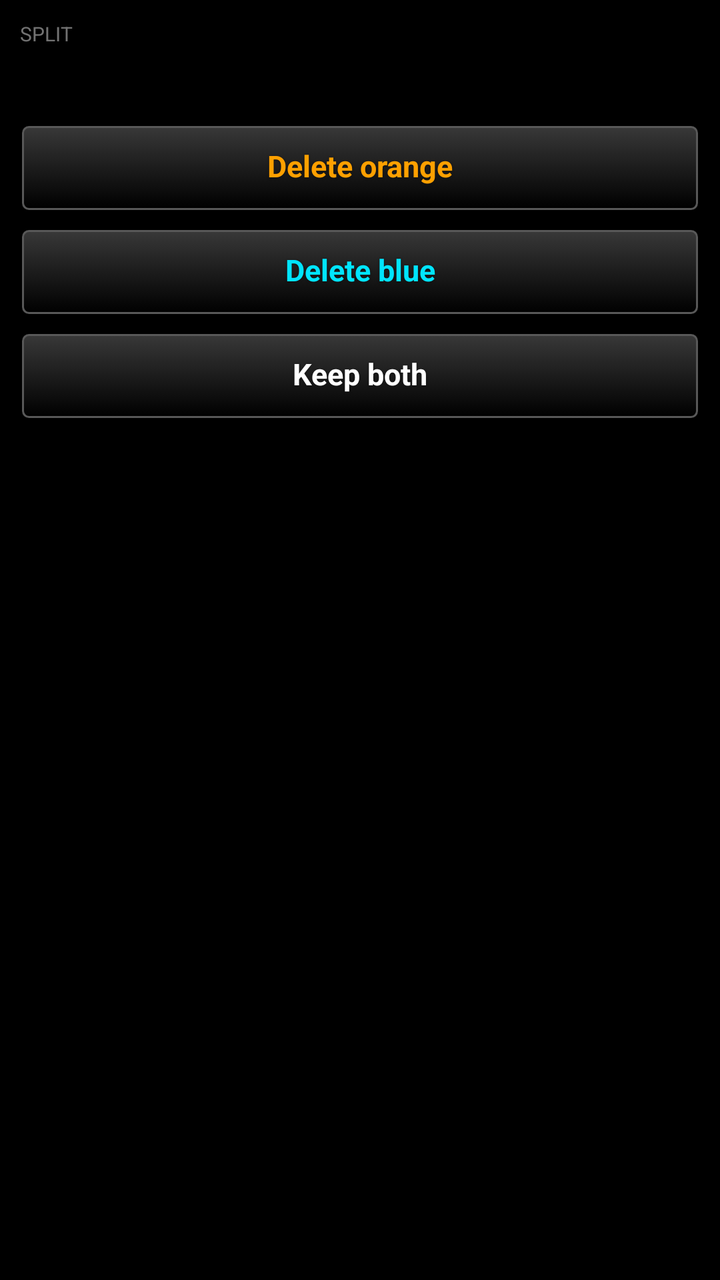
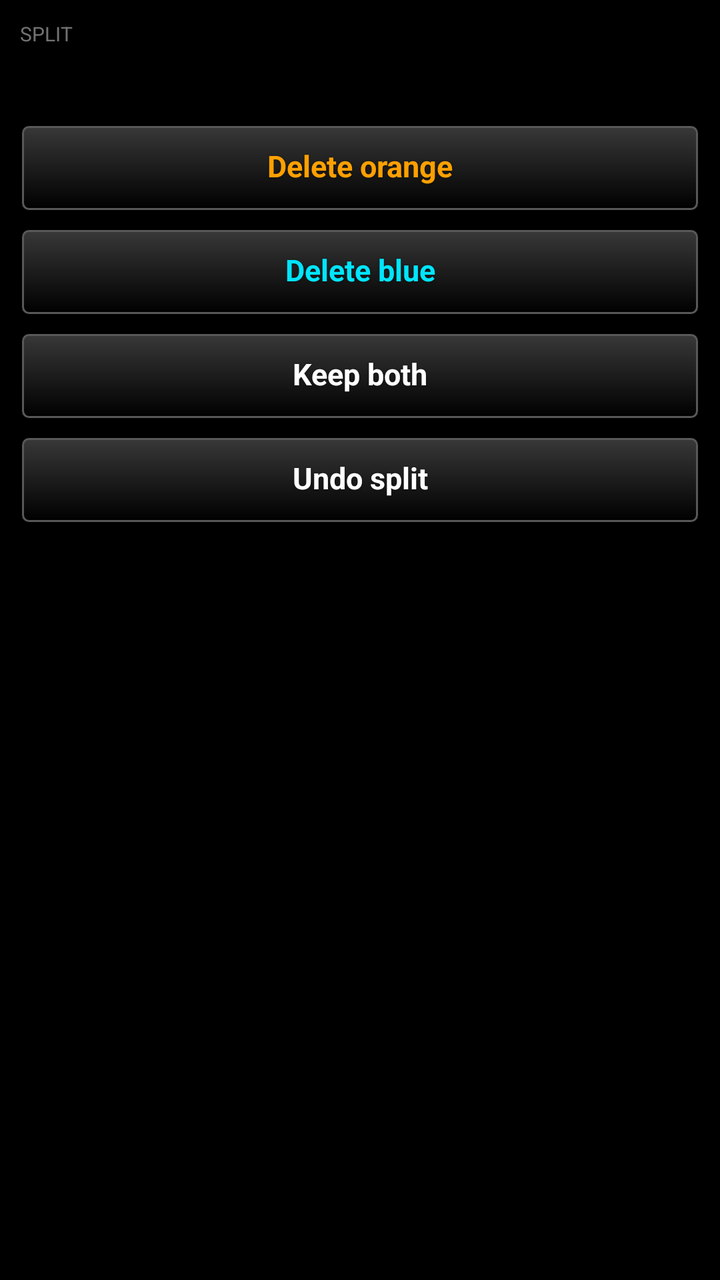

The first picture is an Android layout as it rendered before a commit; the second is the same layout after the commit. The layout source and the unified diff follow.
<!-- AndroidManifest.xml: application theme AppTheme -->
<!-- res/layout/cut_result.xml -->
<?xml version="1.0" encoding="utf-8"?>
<LinearLayout xmlns:android="http://schemas.android.com/apk/res/android"
    android:layout_width="match_parent"
    android:layout_height="match_parent"
    android:orientation="vertical"
    android:padding="10dp">

    <TextView
        android:layout_width="match_parent"
        android:layout_height="wrap_content"
        android:text="@string/cut_done_title"
        android:textSize="10sp"
        android:textAllCaps="true"
        android:alpha="0.6"
        android:paddingBottom="6dp" />

    <TextView
        android:id="@+id/cut_message"
        android:layout_width="match_parent"
        android:layout_height="wrap_content"
        android:textSize="15sp"
        android:textColor="@color/white"
        android:paddingBottom="12dp" />

    <Button
        android:id="@+id/cut_delete_first"
        style="@style/TakwerxButton"
        android:layout_width="match_parent"
        android:layout_height="wrap_content"
        android:layout_marginBottom="8dp"
        android:textColor="#FFFFA000"
        android:text="@string/cut_delete_first" />

    <Button
        android:id="@+id/cut_delete_second"
        style="@style/TakwerxButton"
        android:layout_width="match_parent"
        android:layout_height="wrap_content"
        android:layout_marginBottom="8dp"
        android:textColor="#FF00E5FF"
        android:text="@string/cut_delete_second" />

    <Button
        android:id="@+id/cut_keep_both"
        style="@style/TakwerxButton"
        android:layout_width="match_parent"
        android:layout_height="wrap_content"
        android:text="@string/cut_keep_both" />
</LinearLayout>
<!-- resources referenced by this layout -->
<resources>
  <color name="white">#ffffff</color>
  <string name="cut_delete_first">Delete orange</string>
  <string name="cut_delete_second">Delete blue</string>
  <string name="cut_done_title">Split</string>
  <string name="cut_keep_both">Keep both</string>
  <style name="TakwerxButton" parent="@style/darkButton">
          <item name="android:paddingLeft">12dp</item>
          <item name="android:paddingRight">12dp</item>
          <item name="android:paddingTop">6dp</item>
          <item name="android:paddingBottom">8dp</item>
          <item name="android:minHeight">44dp</item>
          <item name="android:minWidth">0dp</item>
          <item name="android:textSize">15sp</item>
          <item name="android:singleLine">true</item>
          <item name="android:ellipsize">end</item>
      </style>
  <style name="AppTheme" parent="@android:style/Theme.Holo">
          <item name="android:buttonStyle">@android:style/Widget.Button</item>
          <item name="android:imageButtonStyle">@android:style/Widget.Button</item>
          <item name="android:buttonStyleToggle">@android:style/Widget.Button</item>
          <item name="android:spinnerStyle">@style/ATAKSpinner</item>
          <item name="android:spinnerItemStyle">@style/ATAKSpinnerItem</item>
          <item name="android:editTextStyle">@style/ATAKEditText</item>
      </style>
  <style name="darkButton" parent="@android:style/Widget.Button">
          <item name="android:background">@drawable/btn_gray</item>
          <item name="android:shadowColor">@color/darker_gray</item>
          <item name="android:shadowDy">1</item>
          <item name="android:shadowRadius">2</item>
          <item name="android:textColor">@color/white</item>
          <item name="android:textStyle">bold</item>
          <item name="android:paddingTop">0dp</item>
          <item name="android:paddingBottom">3dp</item>
          <item name="android:textSize">@dimen/fontSize</item>
      </style>
  <style name="ATAKSpinner" parent="@android:style/Widget.Spinner">
          <item name="android:spinnerMode">dialog</item>
      </style>
  <style name="ATAKSpinnerItem">
          <item name="android:textColor">@android:color/white</item>
          <item name="android:dropDownVerticalOffset">0dip</item>
          <item name="android:dropDownHorizontalOffset">0dip</item>
          <item name="android:dropDownWidth">wrap_content</item>
          <item name="android:gravity">left|center_vertical</item>
      </style>
  <style name="ATAKEditText" parent="@android:style/Widget.EditText">
          
          
  
          
          <item name="android:imeOptions">flagNoFullscreen</item>
      </style>
  <color name="darker_gray">#121212</color>
  <dimen name="fontSize">14sp</dimen>
  <!-- drawable new_dark_button_disabled (drawable) -->
  <?xml version="1.0" encoding="utf-8"?>
  <layer-list xmlns:android="http://schemas.android.com/apk/res/android">
      <item android:bottom="1dp" android:right="1dp" android:left="1dp" android:top="1dp">
          <shape android:shape="rectangle">
              <corners android:radius="3dp" />
              <stroke
                  android:width="1dp"
                  android:color="#484848" />
              <solid android:color="#484848" />
          </shape>
      </item>
  </layer-list>
  <!-- drawable new_dark_button_bg (drawable) -->
  <?xml version="1.0" encoding="utf-8"?>
  <layer-list xmlns:android="http://schemas.android.com/apk/res/android">
      <item android:bottom="1dp" android:right="1dp" android:left="1dp" android:top="1dp">
          <shape android:shape="rectangle">
              <corners android:radius="3dp" />
              <stroke
                  android:width="1dp"
                  android:color="#585858" />
              <gradient
                  android:startColor="#000000"
                  android:endColor="#383838"
                  android:angle="90"/>
          </shape>
      </item>
  </layer-list>
  <!-- unchanged entries left out for length: 2 -->
</resources>

<!-- the commit's change to res/layout/cut_result.xml (unified diff, before → after) -->
@@ -45,5 +45,13 @@
         style="@style/TakwerxButton"
         android:layout_width="match_parent"
         android:layout_height="wrap_content"
+        android:layout_marginBottom="8dp"
         android:text="@string/cut_keep_both" />
+
+    <Button
+        android:id="@+id/cut_undo"
+        style="@style/TakwerxButton"
+        android:layout_width="match_parent"
+        android:layout_height="wrap_content"
+        android:text="@string/cut_undo" />
 </LinearLayout>
<!-- resource entries referenced after the edit -->
@@ -5,6 +5,7 @@
   <string name="cut_delete_second">Delete blue</string>
   <string name="cut_done_title">Split</string>
   <string name="cut_keep_both">Keep both</string>
+  <string name="cut_undo">Undo split</string>
   <style name="TakwerxButton" parent="@style/darkButton">
           <item name="android:paddingLeft">12dp</item>
           <item name="android:paddingRight">12dp</item>
